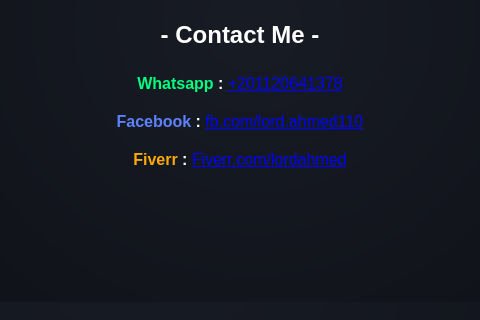
The window that untitled.ui (thelordahmed/Whatsapp-bulk-sender) describes before a commit, drawn with Qt 5; both pictures show x 316 to 796 and y 301 to 621 of the 894 by 1002 pixel window.
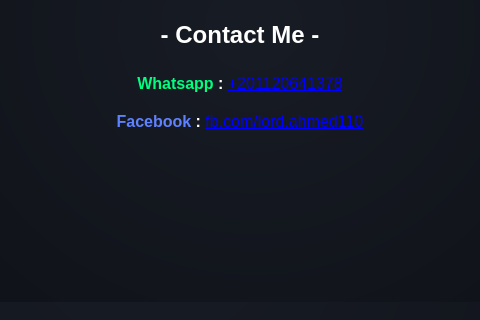
The same window after the commit. The open tabs and pages were chosen to show the change. Icons and pictures are not drawn.

What changed in the file:
```diff
--- a/untitled.ui
+++ b/untitled.ui
@@ -2530,8 +2530,7 @@
 &lt;p align=&quot;center&quot; style=&quot; margin-top:0px; margin-bottom:0px; margin-left:0px; margin-right:0px; -qt-block-indent:0; text-indent:0px;&quot;&gt;&lt;span style=&quot; font-family:'Helvetica'; font-size:12pt; font-weight:600; color:#00ff7f;&quot;&gt;Whatsapp&lt;/span&gt;&lt;span style=&quot; font-family:'Helvetica'; font-size:12pt; font-weight:600;&quot;&gt; : &lt;/span&gt;&lt;a href=&quot;https://web.whatsapp.com/send?phone=201120641378&quot;&gt;&lt;span style=&quot; font-family:'Helvetica'; font-size:12pt; text-decoration: underline; color:#0000ff;&quot;&gt;+201120641378&lt;/span&gt;&lt;/a&gt;&lt;/p&gt;
 &lt;p align=&quot;center&quot; style=&quot;-qt-paragraph-type:empty; margin-top:0px; margin-bottom:0px; margin-left:0px; margin-right:0px; -qt-block-indent:0; text-indent:0px; font-family:'Helvetica'; font-size:12pt; font-weight:600;&quot;&gt;&lt;br /&gt;&lt;/p&gt;
 &lt;p align=&quot;center&quot; style=&quot; margin-top:0px; margin-bottom:0px; margin-left:0px; margin-right:0px; -qt-block-indent:0; text-indent:0px;&quot;&gt;&lt;span style=&quot; font-family:'Helvetica'; font-size:12pt; font-weight:600; color:#5e81ff;&quot;&gt;Facebook&lt;/span&gt;&lt;span style=&quot; font-family:'Helvetica'; font-size:12pt; font-weight:600;&quot;&gt; : &lt;/span&gt;&lt;a href=&quot;https://www.facebook.com/lord.ahmed110&quot;&gt;&lt;span style=&quot; font-family:'Helvetica'; font-size:12pt; text-decoration: underline; color:#0000ff;&quot;&gt;fb.com/lord.ahmed110&lt;/span&gt;&lt;/a&gt;&lt;/p&gt;
-&lt;p align=&quot;center&quot; style=&quot;-qt-paragraph-type:empty; margin-top:0px; margin-bottom:0px; margin-left:0px; margin-right:0px; -qt-block-indent:0; text-indent:0px; font-family:'Helvetica'; font-size:12pt; font-weight:600;&quot;&gt;&lt;br /&gt;&lt;/p&gt;
-&lt;p align=&quot;center&quot; style=&quot; margin-top:0px; margin-bottom:0px; margin-left:0px; margin-right:0px; -qt-block-indent:0; text-indent:0px;&quot;&gt;&lt;span style=&quot; font-family:'Helvetica'; font-size:12pt; font-weight:600; color:#ffaa00;&quot;&gt;Fiverr&lt;/span&gt;&lt;span style=&quot; font-family:'Helvetica'; font-size:12pt; font-weight:600;&quot;&gt; : &lt;/span&gt;&lt;a href=&quot;https://www.fiverr.com/lordahmed&quot;&gt;&lt;span style=&quot; font-family:'Helvetica'; font-size:12pt; text-decoration: underline; color:#0000ff;&quot;&gt;Fiverr.com/lordahmed&lt;/span&gt;&lt;/a&gt;&lt;/p&gt;&lt;/body&gt;&lt;/html&gt;</string>
+&lt;p align=&quot;center&quot; style=&quot;-qt-paragraph-type:empty; margin-top:0px; margin-bottom:0px; margin-left:0px; margin-right:0px; -qt-block-indent:0; text-indent:0px; font-family:'Helvetica'; font-size:12pt; font-weight:600;&quot;&gt;&lt;br /&gt;&lt;/p&gt;&lt;/body&gt;&lt;/html&gt;</string>
                </property>
                <property name="openExternalLinks">
                 <bool>true</bool>
```
Left out of the diff: 2 changed lines with no effect on the pictures.
